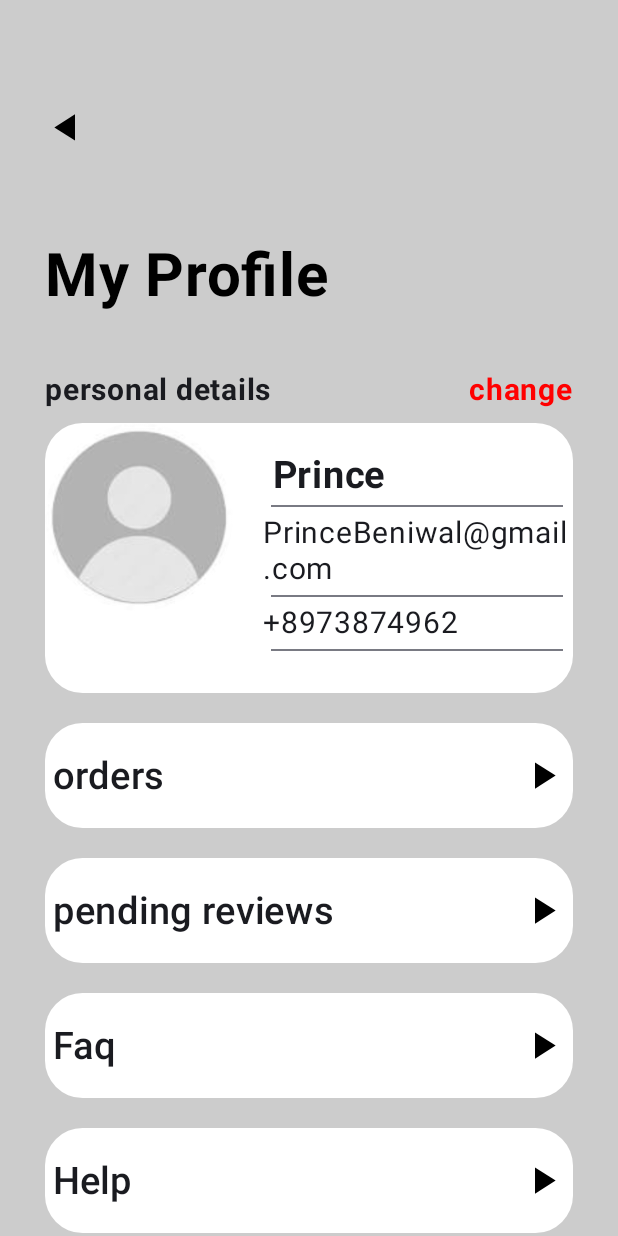
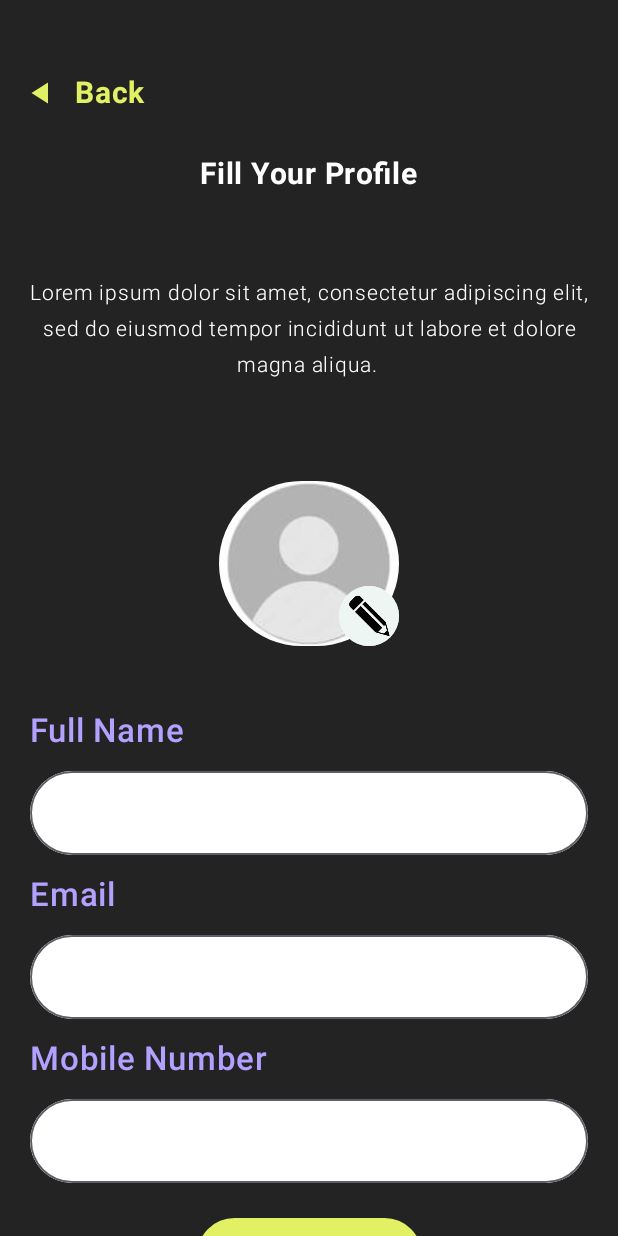
Before and after one commit to bhavya89hr/FoodOrderApp, an Android app built with Jetpack Compose: the screen it shows after launch (MainActivity), after a tap on "change", on a phone screen of 412 x 824 dp. Run offline under Robolectric (Android 15) with nearby library versions, the phone set to English and light mode, and no system bars; pictures from the network do not load.

Commit message:
edit screen for profile screen

```diff
--- a/app/src/main/java/com/bhavya/foodorder/MainActivity.kt
+++ b/app/src/main/java/com/bhavya/foodorder/MainActivity.kt
@@ -11,9 +11,13 @@ import androidx.compose.material3.Text
 import androidx.compose.runtime.Composable
 import androidx.compose.ui.Modifier
 import androidx.compose.ui.tooling.preview.Preview
+import androidx.navigation.NavController
+import androidx.navigation.NavHostController
 import com.bhavya.foodorder.navigation.FoNavigation
 import com.bhavya.foodorder.screens.GetStarted
-import com.bhavya.foodorder.screens.profileScreen.profileSreen
+import com.bhavya.foodorder.screens.profileScreen.Navigation.ProfileNav
+import com.bhavya.foodorder.screens.profileScreen.profileScreen
+
 import com.bhavya.foodorder.ui.theme.FoodOrderTheme
 import com.google.firebase.FirebaseApp
 
@@ -25,7 +29,7 @@ class MainActivity : ComponentActivity() {
         setContent {
             FoodOrderTheme {
 
-                profileSreen()
+            ProfileNav()
             }
         }
     }
--- /dev/null
+++ b/app/src/main/java/com/bhavya/foodorder/components/InputFields.kt
@@ -0,0 +1,51 @@
+package com.bhavya.getfitapp.components
+
+import androidx.compose.runtime.Composable
+import androidx.compose.foundation.background
+import androidx.compose.foundation.layout.fillMaxSize
+import androidx.compose.foundation.layout.fillMaxWidth
+import androidx.compose.foundation.layout.padding
+import androidx.compose.foundation.shape.RoundedCornerShape
+import androidx.compose.foundation.text.KeyboardActions
+import androidx.compose.foundation.text.KeyboardOptions
+import androidx.compose.material.icons.Icons
+import androidx.compose.material.icons.rounded.Add
+import androidx.compose.material3.Icon
+import androidx.compose.material3.OutlinedTextField
+import androidx.compose.material3.Text
+
+import androidx.compose.runtime.MutableState
+import androidx.compose.ui.Modifier
+import androidx.compose.ui.draw.clip
+import androidx.compose.ui.graphics.Color
+import androidx.compose.ui.text.TextStyle
+import androidx.compose.ui.text.input.ImeAction
+import androidx.compose.ui.text.input.KeyboardType
+import androidx.compose.ui.unit.dp
+import androidx.compose.ui.unit.sp
+
+@Composable
+fun InputFields(
+    modifier: Modifier = Modifier,
+    valueState: MutableState<String>,
+    labelId:String,
+    enabled:Boolean,
+    isSingleLine:Boolean,
+    keyboardType: KeyboardType = KeyboardType.Number,
+    imeAction: ImeAction = ImeAction.Next,
+    onAction: KeyboardActions = KeyboardActions.Default
+){
+    OutlinedTextField(value=valueState.value,
+        onValueChange = {valueState.value=it},
+
+//        leadingIcon = { Icon(imageVector = Icons.Rounded.Add, contentDescription = "money icon") },
+        textStyle = TextStyle(fontSize = 18.sp),
+        keyboardOptions = KeyboardOptions(keyboardType = keyboardType,
+            imeAction = imeAction),
+        singleLine=isSingleLine,
+        enabled=enabled, modifier = Modifier.clip(RoundedCornerShape(30.dp))
+            .background(Color.White).fillMaxWidth()
+    , shape = RoundedCornerShape(30.dp)
+    )
+
+}
--- /dev/null
+++ b/app/src/main/java/com/bhavya/foodorder/components/dff.kt
@@ -0,0 +1,4 @@
+package com.getfiteatwell.mobile.components
+
+class dff {
+}
--- /dev/null
+++ b/app/src/main/java/com/bhavya/foodorder/screens/profileScreen/Navigation/ProfileNavigation.kt
@@ -0,0 +1,23 @@
+package com.bhavya.foodorder.screens.profileScreen.Navigation
+
+import androidx.compose.runtime.Composable
+import androidx.navigation.compose.NavHost
+import androidx.navigation.compose.composable
+import androidx.navigation.compose.rememberNavController
+import com.bhavya.foodorder.screens.profileScreen.profileEdit
+import com.bhavya.foodorder.screens.profileScreen.profileScreen
+
+
+@Composable
+    fun ProfileNav() {
+    val navController = rememberNavController()
+    NavHost(navController = navController, startDestination = profileNav.ProfileScreen.name ) {
+composable(route= profileNav.ProfileScreen.name) {
+    profileScreen(navController)
+}
+        composable(route= profileNav.ProfileEdit.name) {
+            profileEdit(navController)
+        }
+
+    }
+}
--- /dev/null
+++ b/app/src/main/java/com/bhavya/foodorder/screens/profileScreen/Navigation/profileScreen.kt
@@ -0,0 +1,6 @@
+package com.bhavya.foodorder.screens.profileScreen.Navigation
+
+enum class profileNav {
+    ProfileScreen,
+    ProfileEdit;
+}
--- a/app/src/main/java/com/bhavya/foodorder/screens/profileScreen/profile screen.kt
+++ b/app/src/main/java/com/bhavya/foodorder/screens/profileScreen/profile screen.kt
@@ -48,10 +48,11 @@ import androidx.compose.ui.text.font.FontWeight
 import androidx.compose.ui.tooling.preview.Preview
 import androidx.compose.ui.unit.dp
 import androidx.compose.ui.unit.sp
+import androidx.navigation.NavController
 
-@Preview
+
 @Composable
-fun profileSreen() {
+fun profileScreen(navController: NavController) {
     Surface(modifier = Modifier.fillMaxSize().verticalScroll(rememberScrollState())) {
         Column(
             modifier = Modifier.fillMaxSize().background(color = Color.LightGray)
@@ -90,7 +91,9 @@ fun profileSreen() {
                     fontSize = 20.sp,
                     fontWeight = FontWeight.Bold,
                     color = Color.Red,
-                    modifier = Modifier.clickable {})
+                    modifier = Modifier.clickable {
+           navController.navigate("ProfileEdit")
+                    })
 
             }
             Card(
--- /dev/null
+++ b/app/src/main/java/com/bhavya/foodorder/screens/profileScreen/profileEdit.kt
@@ -0,0 +1,252 @@
+package com.bhavya.foodorder.screens.profileScreen
+
+import androidx.compose.runtime.Composable
+
+import android.net.Uri
+import androidx.activity.compose.rememberLauncherForActivityResult
+import androidx.activity.result.contract.ActivityResultContracts
+import androidx.compose.foundation.Image
+import androidx.compose.foundation.background
+import androidx.compose.foundation.clickable
+import androidx.compose.foundation.layout.Arrangement
+import androidx.compose.foundation.layout.Box
+import androidx.compose.foundation.layout.Column
+import androidx.compose.foundation.layout.Row
+import androidx.compose.foundation.layout.Spacer
+import androidx.compose.foundation.layout.fillMaxHeight
+import androidx.compose.foundation.layout.fillMaxSize
+import androidx.compose.foundation.layout.fillMaxWidth
+import androidx.compose.foundation.layout.height
+import androidx.compose.foundation.layout.padding
+import androidx.compose.foundation.layout.size
+import androidx.compose.foundation.layout.width
+import androidx.compose.foundation.rememberScrollState
+import androidx.compose.foundation.shape.CircleShape
+import androidx.compose.foundation.shape.RoundedCornerShape
+import androidx.compose.foundation.text.KeyboardActions
+import androidx.compose.foundation.verticalScroll
+
+import androidx.compose.material.icons.Icons
+import androidx.compose.material.icons.filled.PlayArrow
+import androidx.compose.material3.Button
+import androidx.compose.material3.ButtonDefaults
+import androidx.compose.material3.Surface
+import androidx.compose.material3.Text
+
+import androidx.compose.runtime.getValue
+import androidx.compose.runtime.mutableStateOf
+import androidx.compose.runtime.remember
+import androidx.compose.runtime.setValue
+import androidx.compose.ui.Alignment
+import androidx.compose.ui.Modifier
+import androidx.compose.ui.draw.clip
+import androidx.compose.ui.draw.rotate
+import androidx.compose.ui.graphics.Color
+import androidx.compose.ui.graphics.ColorFilter
+import androidx.compose.ui.layout.ContentScale
+import androidx.compose.ui.platform.LocalContext
+import androidx.compose.ui.platform.LocalSoftwareKeyboardController
+import androidx.compose.ui.res.painterResource
+import androidx.compose.ui.text.font.FontWeight
+import androidx.compose.ui.text.style.TextAlign
+import androidx.compose.ui.tooling.preview.Preview
+import androidx.compose.ui.unit.dp
+import androidx.compose.ui.unit.sp
+import androidx.navigation.NavController
+import coil.compose.rememberAsyncImagePainter
+import com.bhavya.foodorder.R
+import com.bhavya.getfitapp.components.InputFields
+
+
+@Composable
+fun profileEdit(navController: NavController,onValueChange:(String)->Unit={}){
+    val value= remember {
+        mutableStateOf("")
+    }
+    val mobileNum= remember {
+        mutableStateOf("")
+    }
+    val Nickname= remember {
+        mutableStateOf("")
+    }
+    val Email= remember {
+        mutableStateOf("")
+    }
+    val scrollState=rememberScrollState()
+    var validState= remember(value.value) {
+        value.value.trim().isNotEmpty()
+
+    }
+    val validState_Email= remember(Email.value) {
+        value.value.trim().isNotEmpty()
+
+    }
+    val validState_Nick= remember(Nickname.value) {
+        value.value.trim().isNotEmpty()
+
+    }
+    val validState_mobile= remember(mobileNum.value) {
+        value.value.trim().isNotEmpty()
+
+    }
+    val keyboardController= LocalSoftwareKeyboardController.current
+    val context = LocalContext.current
+    var selectedImageUri by remember { mutableStateOf<Uri?>(null) }
+
+
+    val launcher = rememberLauncherForActivityResult(
+        contract = ActivityResultContracts.GetContent()
+    ) { uri: Uri? ->
+        selectedImageUri = uri // Save the selected image
+    }
+    Surface(
+        modifier = Modifier.fillMaxSize().background(Color.Black),
+        color = Color(0xFF232323)
+    ) {
+        Column(modifier = Modifier.fillMaxSize().verticalScroll(rememberScrollState())
+            , verticalArrangement = Arrangement.Top
+            , horizontalAlignment = Alignment.CenterHorizontally) {
+            Spacer(modifier = Modifier.height(50.dp))
+            Row(modifier = Modifier.fillMaxWidth().padding(16.dp,0.dp),
+                verticalAlignment = Alignment.CenterVertically) {
+                Image(imageVector = Icons.Default.PlayArrow, contentDescription = "", modifier = Modifier.clickable {
+navController.navigate("ProfileScreen")
+                }
+                    .rotate(180f),
+                    colorFilter = ColorFilter.tint(Color(0xFFE2F163)))
+                Spacer(modifier = Modifier.width(10.dp))
+                Text(text="Back", color = Color(0xFFE2F163), fontWeight = FontWeight.Bold, textAlign = TextAlign.Start, modifier =Modifier.fillMaxWidth(), fontSize = 20.sp)
+            }
+            Spacer(modifier = Modifier.height(30.dp))
+            Text(text="Fill Your Profile", fontSize = 20.sp, fontWeight = FontWeight.Bold, color = Color.White)
+            Spacer(modifier = Modifier.height(40.dp))
+            Text(text="Lorem ipsum dolor sit amet, consectetur adipiscing elit, sed do eiusmod tempor incididunt ut labore et dolore magna aliqua. ", fontSize = 14.sp, fontWeight = FontWeight.Light, color = Color.White, modifier = Modifier.fillMaxWidth().padding(15.dp), textAlign = TextAlign.Center)
+            Spacer(modifier = Modifier.height(30.dp))
+            Surface(modifier = Modifier.fillMaxWidth()
+                .height(150.dp),
+                color = Color(0xFF232323)) {
+                Column(modifier = Modifier.width(300.dp).fillMaxHeight().
+                padding(0.dp,20.dp), verticalArrangement = Arrangement.Center, horizontalAlignment = Alignment.CenterHorizontally) {
+//Image(painter = painterResource(id=R.drawable.def), contentDescription = "", modifier = Modifier.size(200.dp).clip(CircleShape))
+//                    Text(text="Forgot password?", modifier = Modifier.fillMaxWidth().clickable {  }, textAlign = TextAlign.End,fontSize = 18.sp)
+                    Box(
+                        modifier = Modifier
+                            .size(120.dp)
+                            .clickable { launcher.launch("image/*") } // Launch gallery on click
+                    ) {
+                        if (selectedImageUri != null) {
+                            // Show the selected image
+                            Image(
+                                painter = rememberAsyncImagePainter(selectedImageUri),
+                                contentDescription = "Selected Profile Picture",
+                                modifier = Modifier
+                                    .fillMaxSize()
+                                    .clip(CircleShape),
+                                contentScale = ContentScale.Crop
+                            )
+                        } else {
+                            // Default Image if no image selected
+                            Image(
+                                painter = painterResource(id = R.drawable.img),
+                                contentDescription = "Default Profile Picture",
+                                modifier = Modifier
+                                    .fillMaxSize()
+                                    .clip(CircleShape),
+                                contentScale = ContentScale.Crop
+                            )
+                        }
+
+                        // Pencil Icon
+                        Image(
+                            painter = painterResource(id = R.drawable.pencil),
+                            contentDescription = "Edit Icon",
+                            modifier = Modifier
+                                .size(40.dp)
+                                .align(Alignment.BottomEnd)
+                                .clip(CircleShape)
+                                .background(Color.White),
+                            contentScale = ContentScale.Crop
+                        )
+                    }
+                }
+
+
+            }
+
+            Column(modifier = Modifier.fillMaxSize().padding(20.dp,10.dp)) {
+                Spacer(modifier = Modifier.height(13.dp))
+                Text(text="Full Name",fontSize = 22.sp, fontWeight = FontWeight.SemiBold, color = Color(0xFFB3A0FF))
+                Spacer(modifier = Modifier.height(13.dp))
+                InputFields(
+                    valueState =value,
+                    labelId =  "Enter bill" ,
+                    enabled =true ,
+                    modifier = Modifier.
+                    padding(20.dp)
+
+
+
+                    ,
+                    isSingleLine =true ,
+                    onAction = KeyboardActions{
+                        if(!validState)return@KeyboardActions
+                        onValueChange(value.value.trim())
+                        keyboardController?.hide()
+
+                    })
+
+                Spacer(modifier = Modifier.height(13.dp))
+                Text(text="Email",fontSize = 22.sp, fontWeight = FontWeight.SemiBold, color = Color(0xFFB3A0FF))
+                Spacer(modifier = Modifier.height(13.dp))
+
+                InputFields(
+                    valueState =Email,
+                    labelId =  "" ,
+                    enabled =true ,
+                    modifier = Modifier.
+                    padding(20.dp)
+                    ,
+                    isSingleLine =true ,
+                    onAction = KeyboardActions{
+                        if(!validState)return@KeyboardActions
+                        onValueChange(Email.value.trim())
+                        keyboardController?.hide()
+
+                    })
+                Spacer(modifier = Modifier.height(13.dp))
+                Text(text="Mobile Number",fontSize = 22.sp, fontWeight = FontWeight.SemiBold, color = Color(0xFFB3A0FF))
+                Spacer(modifier = Modifier.height(13.dp))
+                InputFields(
+                    valueState =mobileNum,
+                    labelId =  "Enter bill" ,
+                    enabled =true ,
+                    modifier = Modifier.
+                    padding(20.dp)
+
+
+
+                    ,
+                    isSingleLine =true ,
+                    onAction = KeyboardActions{
+                        if(!validState)return@KeyboardActions
+                        onValueChange(mobileNum.value.trim())
+                        keyboardController?.hide()
+
+                    })
+                Spacer(modifier = Modifier.height(13.dp))
+            }
+            Button(onClick = {
+
+            }, modifier = Modifier.width(150.dp)
+                .height(50.dp)
+
+                .clip(RoundedCornerShape(15.dp)),
+                shape = CircleShape,
+                colors =ButtonDefaults.buttonColors(Color(0xFFE2F163)),
+            ) {
+                Text(text="Save", fontSize = 20.sp,color=Color.Black)
+            }
+
+        }
+    }
+}
```
Also changed, not shown: app/src/main/res/drawable/pencil.png (added).
